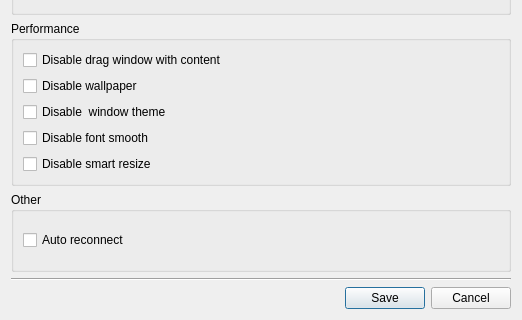
aoyiduo/woterm, file woterm/qwosessionrdpproperty.ui: the form before one commit; both pictures show x 0 to 522 and y 258 to 578 of the 522 by 578 pixel window.
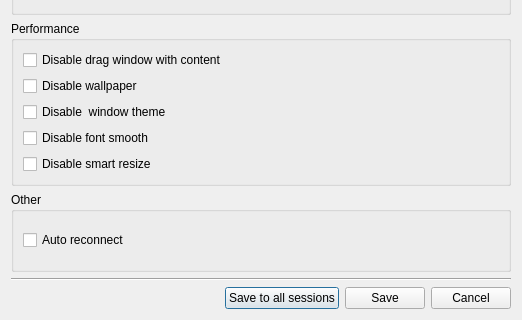
The form after the commit.

Diff of the .ui file:
```diff
--- a/woterm/qwosessionrdpproperty.ui
+++ b/woterm/qwosessionrdpproperty.ui
@@ -255,6 +255,13 @@
        </property>
       </spacer>
      </item>
+     <item>
+      <widget class="QPushButton" name="btnSaveToAll">
+       <property name="text">
+        <string>Save to all sessions</string>
+       </property>
+      </widget>
+     </item>
      <item>
       <widget class="QPushButton" name="btnSave">
        <property name="text">
```
